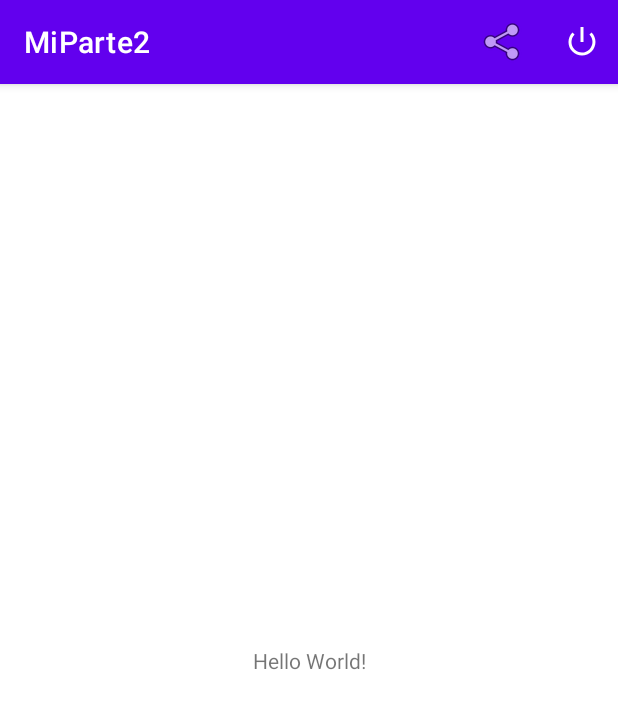
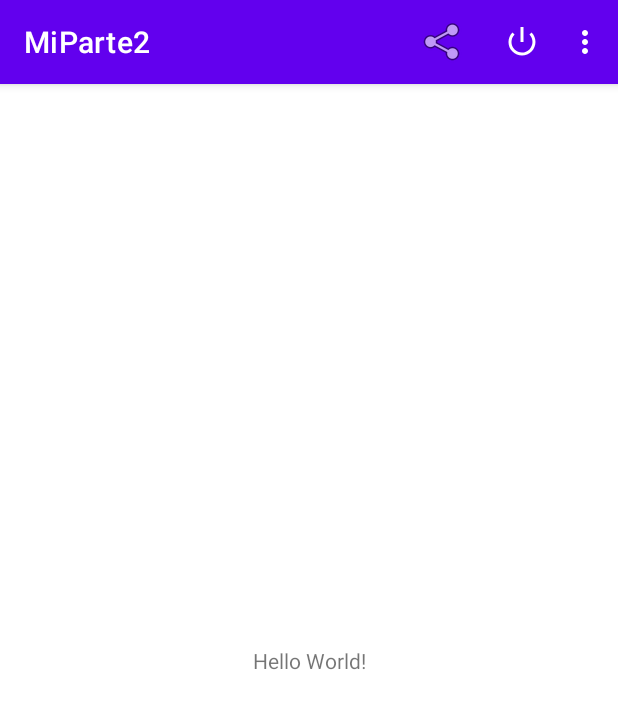
Before and after one commit to Yennyqm/MiParte_2, an Android app: the screen it shows after launch (MainActivity), on a phone screen of 412 x 824 dp. Shown: the top 709 px of the screen. Run offline under Robolectric (Android 15) with nearby library versions, the phone set to English and light mode, and no system bars.

Commit message:
Enviando Parametros por los EXTRAS en las intenciones y leyendo en la nueva actividad

```diff
--- a/app/src/main/AndroidManifest.xml
+++ b/app/src/main/AndroidManifest.xml
@@ -9,6 +9,8 @@
         android:roundIcon="@mipmap/ic_launcher_round"
         android:supportsRtl="true"
         android:theme="@style/Theme.MiParte2">
+        <activity android:name=".Comunicacion2"></activity>
+        <activity android:name=".Comunicacion1" />
         <activity android:name=".MainActivity">
             <intent-filter>
                 <action android:name="android.intent.action.MAIN" />
--- a/app/src/main/res/menu/menu1.xml
+++ b/app/src/main/res/menu/menu1.xml
@@ -1,14 +1,29 @@
-<?xml version="1.0" encoding="utf-8"?>
 <menu xmlns:android="http://schemas.android.com/apk/res/android"
     xmlns:app="http://schemas.android.com/apk/res-auto"
     xmlns:tools="http://schemas.android.com/ tools"
     tools:context=".MainActivity">
-    <item android:id="@+id/accion_compartir"
+    <item
+        android:id="@+id/accion_compartir"
         android:title="Compartir"
         android:icon="@android:drawable/ic_menu_share"
         android:orderInCategory="1"
-
         app:showAsAction="always"/>
+    <item
+        android:title="Comunicacion"
+        android:id="@+id/activity_comunicacion"
+        android:orderInCategory="2" />
+    <item
+        android:title="Intenciones"
+        android:id="@+id/activity_intenciones"
+        android:orderInCategory="3" />
+    <item
+        android:title="Multimedia"
+        android:id="@+id/activity_multimedia"
+        android:orderInCategory="4" />
+    <item
+        android:title="Permisos"
+        android:id="@+id/activity_permisos"
+        android:orderInCategory="2" />
     <item
         android:title="Salir"
         android:id="@+id/accion_salir"
```
Also changed, not shown: app/src/main/java/com/ditec/miparte2/Comunicacion1.java (added, +25 -0 lines), app/src/main/java/com/ditec/miparte2/Comunicacion2.java (added, +30 -0 lines), app/src/main/java/com/ditec/miparte2/MainActivity.java (+6 -1 lines), app/src/main/res/layout/activity_comunicacion1.xml (added, +31 -0 lines), app/src/main/res/layout/activity_comunicacion2.xml (added, +12 -0 lines).
